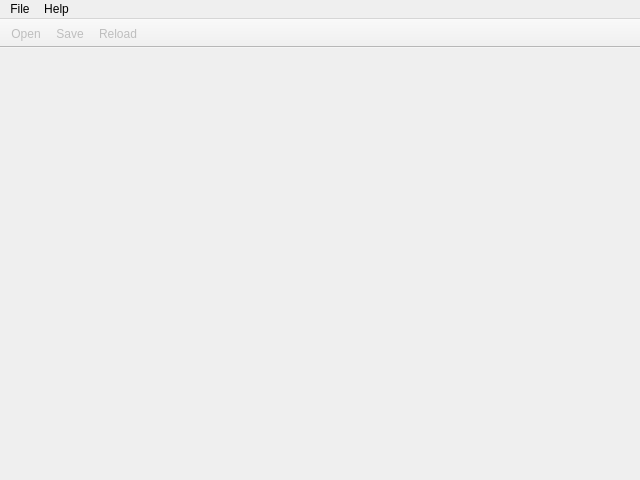
Above: src/frontend/mainwindow.ui from szaumoor/EE_IESaveEditor before the change. Below: the same form after it.
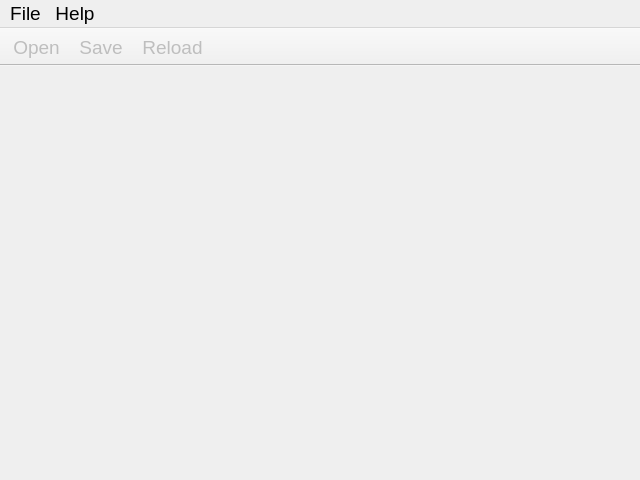
That is the form after the change. Icons and pictures are not drawn.

Diff of the .ui file:
```diff
--- a/src/frontend/mainwindow.ui
+++ b/src/frontend/mainwindow.ui
@@ -22,6 +22,11 @@
     <height>480</height>
    </size>
   </property>
+  <property name="font">
+   <font>
+    <pointsize>14</pointsize>
+   </font>
+  </property>
   <property name="windowTitle">
    <string notr="true">EE Save Editor</string>
   </property>
@@ -34,8 +39,8 @@
   </property>
   <property name="iconSize">
    <size>
-    <width>36</width>
-    <height>36</height>
+    <width>48</width>
+    <height>48</height>
    </size>
   </property>
   <property name="toolButtonStyle">
@@ -57,10 +62,26 @@
      <x>0</x>
      <y>0</y>
      <width>640</width>
-     <height>22</height>
+     <height>27</height>
     </rect>
    </property>
+   <property name="minimumSize">
+    <size>
+     <width>0</width>
+     <height>0</height>
+    </size>
+   </property>
+   <property name="font">
+    <font>
+     <pointsize>14</pointsize>
+    </font>
+   </property>
    <widget class="QMenu" name="menuFile">
+    <property name="font">
+     <font>
+      <pointsize>14</pointsize>
+     </font>
+    </property>
     <property name="title">
      <string>File</string>
     </property>
```
Left out of the diff: 48 changed lines with no effect on the pictures.
